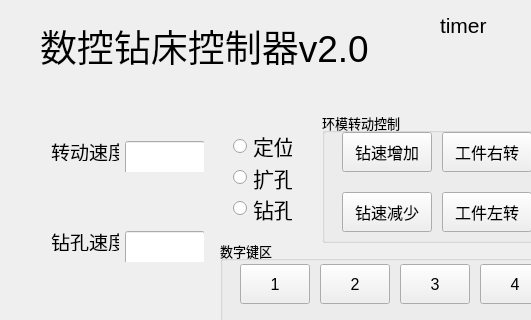
Above: Graduation_Project/Center_Controller/dialog.ui from JBCbobo/wireless-human-computer-interaction-system before the change; both pictures show x 0 to 531 and y 0 to 320 of the 800 by 480 pixel window. Below: the same form after it.
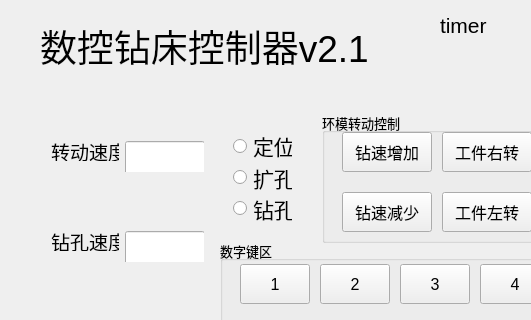
That is the form after the change.

What changed in the file:
```diff
--- a/Graduation_Project/Center_Controller/dialog.ui
+++ b/Graduation_Project/Center_Controller/dialog.ui
@@ -45,7 +45,7 @@
     </font>
    </property>
    <property name="text">
-    <string>数控钻床控制器v2.0</string>
+    <string>数控钻床控制器v2.1</string>
    </property>
   </widget>
   <widget class="QLabel" name="label_4">
@@ -840,7 +840,7 @@
     <string>无线设置</string>
    </property>
   </widget>
-  <widget class="QWidget" name="">
+  <widget class="QWidget" name="layoutWidget">
    <property name="geometry">
     <rect>
      <x>222</x>
```
